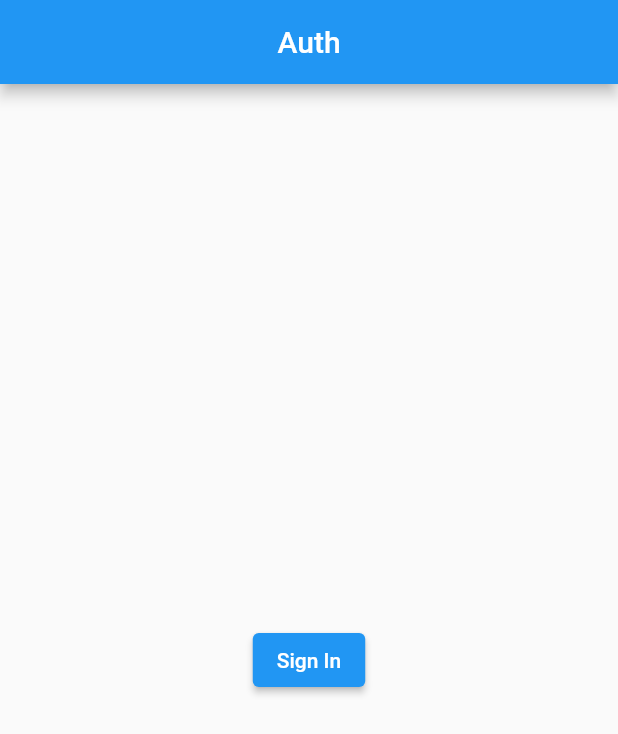
After one commit to HarshitGulgulia/email, a Flutter app: the screen it shows after launch, after a tap on "Sign In", on a phone screen of 412 x 824 dp. The commit adds this screen. Shown: the top 734 px of the screen. Run offline on Flutter 3.47's test engine with Material 2 defaults, Android fonts, the phone set to English and light mode, and no system bars; our stand-ins replace google_sign_in, websafe_svg; missing offline and left inert: enough_mail.

Commit message:
added google authentication

```diff
--- /dev/null
+++ b/lib/screens/login_screen.dart
@@ -0,0 +1,66 @@
+// ignore_for_file: unnecessary_null_comparison
+
+import 'package:email_client/models/Email.dart';
+import 'package:email_client/screens/mail_loader.dart';
+import 'package:email_client/screens/main/main_screen.dart';
+import 'package:flutter/material.dart';
+import '../services/authapi.dart';
+
+
+class LoginScreen extends StatefulWidget {
+  const LoginScreen({Key key, this.emails}) : super(key: key);
+
+  final List<Email> emails;
+
+  @override
+  State<LoginScreen> createState() => _LoginScreenState();
+}
+
+class _LoginScreenState extends State<LoginScreen> {
+
+  Future<bool> authenticateUser () async{
+    final user = await GoogleAuthApi.signIn();
+    print(user);
+    if (user == null) {
+      return false;
+    }
+    final email = user.email;
+    final auth = await user.authentication;
+    final token = auth.accessToken;
+    print(email);
+    print(token);
+    return await GoogleAuthApi.checkStatus();
+  }
+
+  @override
+  Widget build(BuildContext context) {
+    return Scaffold(
+      appBar: AppBar(
+        title: const Text('Auth'),
+        centerTitle: true,
+      ),
+      body: Center(
+        child: ElevatedButton(
+          child: const Text('Sign In'),
+          onPressed: () async {
+            bool user = await authenticateUser();
+            if(user) {
+              Navigator.pushReplacement(
+                context,
+                MaterialPageRoute(builder: (context) => MailLoader()),
+              );
+            }
+            print('no user');
+          },
+        ),
+      ),
+    );
+  }
+}
+
+// Navigator.pushReplacement(
+// context,
+// MaterialPageRoute(
+// builder: (context) => MyApp(),
+// ),
+// );
--- /dev/null
+++ b/lib/screens/login_wrapper.dart
@@ -0,0 +1,84 @@
+import 'package:email_client/screens/login_screen.dart';
+import 'package:email_client/screens/mail_loader.dart';
+
+import 'package:email_client/services/authapi.dart';
+
+import 'package:flutter/material.dart';
+
+import 'loading_screen.dart';
+
+class LoginWrapper extends StatelessWidget {
+  const LoginWrapper({Key key}) : super(key: key);
+
+  @override
+  Widget build(BuildContext context) {
+    return DefaultTextStyle(
+      style: Theme.of(context).textTheme.headline2,
+      textAlign: TextAlign.center,
+      child: FutureBuilder<bool>(
+        future: GoogleAuthApi.checkStatus(), // a previously-obtained Future<String> or null
+        builder: (BuildContext context, AsyncSnapshot<bool> snapshot) {
+          List<Widget> children;
+          if (snapshot.hasData&&snapshot.data) {
+            return MailLoader();
+          } else if(snapshot.hasData&&!(snapshot.data)){
+            return LoginScreen();
+          } else if (snapshot.hasError) {
+            children = <Widget>[
+              const Icon(
+                Icons.error_outline,
+                color: Colors.red,
+                size: 60,
+              ),
+              Padding(
+                padding: const EdgeInsets.only(top: 16),
+                child: Text('Error: ${snapshot.error}'),
+              )
+            ];
+          } else {
+            return Loader();
+          }
+          return Center(
+            child: Column(
+              mainAxisAlignment: MainAxisAlignment.center,
+              children: children,
+            ),
+          );
+        },
+      ),
+    );
+  }
+}
+
+// FutureBuilder<bool>(
+// future: GoogleAuthApi.checkStatus(), // a previously-obtained Future<String> or null
+// builder: (BuildContext context, AsyncSnapshot<bool> snapshot) {
+// List<Widget> children;
+// if (snapshot.hasData&&snapshot.data) {
+// return MailLoader();
+// } else if(snapshot.hasData&&!(snapshot.data)){
+// return LoginScreen();
+// } else if (snapshot.hasError) {
+// children = <Widget>[
+// const Icon(
+// Icons.error_outline,
+// color: Colors.red,
+// size: 60,
+// ),
+// Padding(
+// padding: const EdgeInsets.only(top: 16),
+// child: Text('Error: ${snapshot.error}'),
+// )
+// ];
+// } else {
+// return Loader();
+// }
+// return Center(
+// child: Column(
+// mainAxisAlignment: MainAxisAlignment.center,
+// children: children,
+// ),
+// );
+// },
+// ),
+// );
--- /dev/null
+++ b/lib/services/authapi.dart
@@ -0,0 +1,20 @@
+import 'package:google_sign_in/google_sign_in.dart';
+
+class GoogleAuthApi {
+
+  static final _googleSignIn=GoogleSignIn(scopes: ['https://mail.google.com/']);
+
+  static Future<GoogleSignInAccount> signIn() async{
+    if(await _googleSignIn.isSignedIn()){
+      print('current user');
+      return _googleSignIn.currentUser;
+    }
+    return await _googleSignIn.signIn();
+  }
+
+
+  static Future<bool> checkStatus() async => await _googleSignIn.isSignedIn();
+
+  static Future signOut() => _googleSignIn.signOut();
+
+}
--- a/pubspec.yaml
+++ b/pubspec.yaml
@@ -34,6 +34,8 @@ dependencies:
   # which supports multiple columns with rows of varying sizes
   flutter_staggered_grid_view: ^0.3.3
   enough_mail: ^0.3.1
+  google_sign_in: ^5.2.4
+  provider: ^6.0.2
 
 dev_dependencies:
   flutter_test:
```
Also changed, not shown: lib/components/side_menu.dart (+12 -0 lines), lib/main.dart (+37 -45 lines), lib/screens/mail_loader.dart (added, +52 -0 lines), 3 other files.
